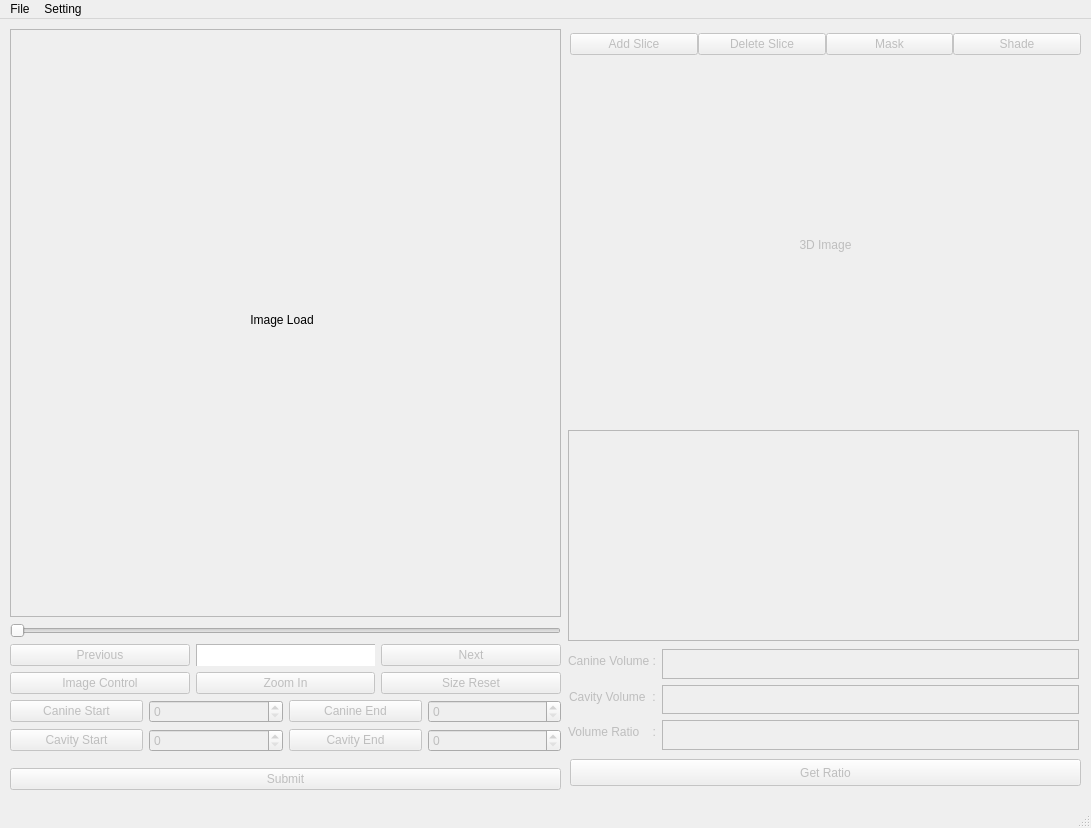
Above: qtui.ui from min-sunnying/teeth_black before the change. Below: the same form after it.
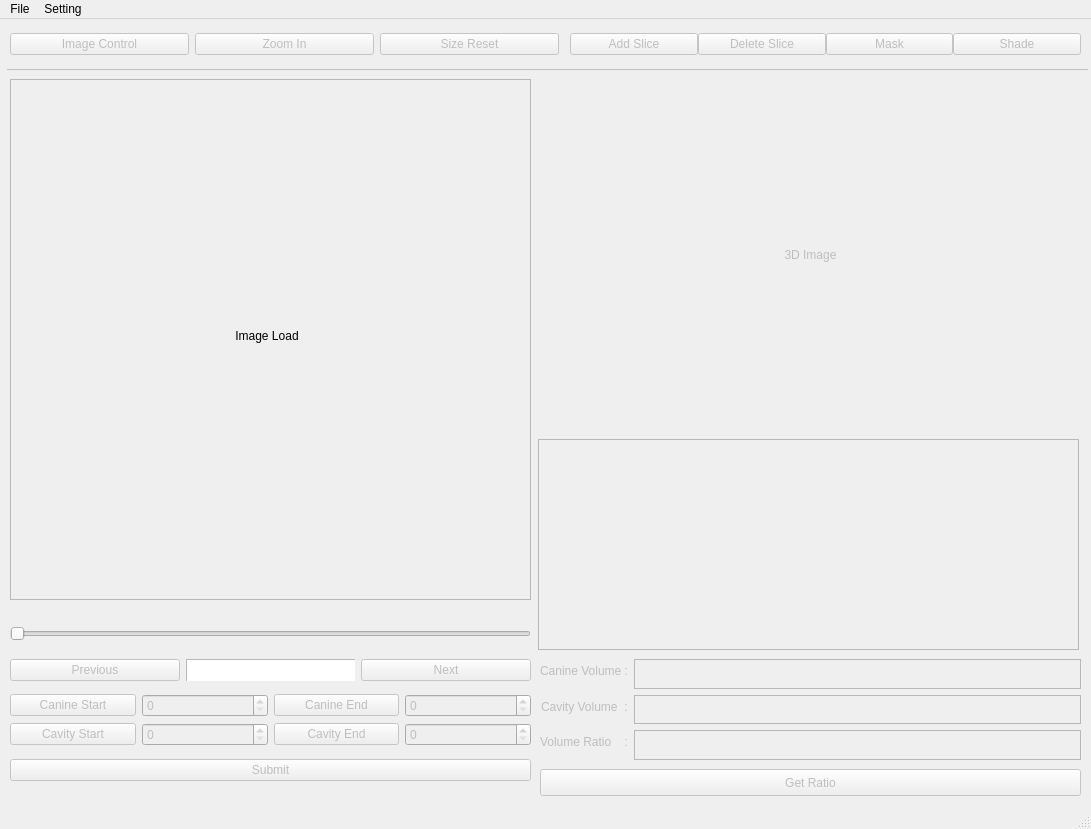
That is the form after the change.

Patch:
```diff
--- a/qtui.ui
+++ b/qtui.ui
@@ -7,7 +7,7 @@
     <x>0</x>
     <y>0</y>
     <width>1091</width>
-    <height>828</height>
+    <height>829</height>
    </rect>
   </property>
   <property name="windowTitle">
@@ -18,76 +18,12 @@
     <property name="geometry">
      <rect>
       <x>10</x>
-      <y>10</y>
-      <width>551</width>
-      <height>761</height>
+      <y>600</y>
+      <width>521</width>
+      <height>171</height>
      </rect>
     </property>
     <layout class="QVBoxLayout" name="verticalLayout">
-     <item>
-      <widget class="QScrollArea" name="scrollArea">
-       <property name="widgetResizable">
-        <bool>false</bool>
-       </property>
-       <property name="alignment">
-        <set>Qt::AlignCenter</set>
-       </property>
-       <widget class="QWidget" name="scrollAreaWidgetContents">
-        <property name="geometry">
-         <rect>
-          <x>14</x>
-          <y>14</y>
-          <width>519</width>
-          <height>519</height>
-         </rect>
-        </property>
-        <widget class="QLabel" name="image">
-         <property name="geometry">
-          <rect>
-           <x>0</x>
-           <y>0</y>
-           <width>512</width>
-           <height>512</height>
-          </rect>
-         </property>
-         <property name="mouseTracking">
-          <bool>true</bool>
-         </property>
-         <property name="text">
-          <string/>
-         </property>
-         <property name="scaledContents">
-          <bool>false</bool>
-         </property>
-         <property name="alignment">
-          <set>Qt::AlignCenter</set>
-         </property>
-        </widget>
-        <widget class="QLabel" name="transparent">
-         <property name="geometry">
-          <rect>
-           <x>0</x>
-           <y>0</y>
-           <width>512</width>
-           <height>512</height>
-          </rect>
-         </property>
-         <property name="mouseTracking">
-          <bool>true</bool>
-         </property>
-         <property name="text">
-          <string>Image Load</string>
-         </property>
-         <property name="scaledContents">
-          <bool>false</bool>
-         </property>
-         <property name="alignment">
-          <set>Qt::AlignCenter</set>
-         </property>
-        </widget>
-       </widget>
-      </widget>
-     </item>
      <item>
       <widget class="QSlider" name="slider">
        <property name="enabled">
@@ -98,6 +34,22 @@
        </property>
       </widget>
      </item>
+     <item>
+      <spacer name="verticalSpacer_2">
+       <property name="orientation">
+        <enum>Qt::Vertical</enum>
+       </property>
+       <property name="sizeType">
+        <enum>QSizePolicy::Fixed</enum>
+       </property>
+       <property name="sizeHint" stdset="0">
+        <size>
+         <width>20</width>
+         <height>5</height>
+        </size>
+       </property>
+      </spacer>
+     </item>
      <item>
       <layout class="QHBoxLayout" name="horizontalLayout">
        <item>
@@ -142,40 +94,6 @@
        </item>
       </layout>
      </item>
-     <item>
-      <layout class="QHBoxLayout" name="horizontalLayout_2">
-       <item>
-        <widget class="QPushButton" name="image_control">
-         <property name="enabled">
-          <bool>false</bool>
-         </property>
-         <property name="text">
-          <string>Image Control</string>
-         </property>
-        </widget>
-       </item>
-       <item>
-        <widget class="QPushButton" name="zoomin">
-         <property name="enabled">
-          <bool>false</bool>
-         </property>
-         <property name="text">
-          <string>Zoom In</string>
-         </property>
-        </widget>
-       </item>
-       <item>
-        <widget class="QPushButton" name="zoomout">
-         <property name="enabled">
-          <bool>false</bool>
-         </property>
-         <property name="text">
-          <string>Size Reset</string>
-         </property>
-        </widget>
-       </item>
-      </layout>
-     </item>
      <item>
       <layout class="QGridLayout" name="gridLayout_2">
        <item row="1" column="0">
@@ -284,22 +202,6 @@
        </item>
       </layout>
      </item>
-     <item>
-      <spacer name="verticalSpacer">
-       <property name="orientation">
-        <enum>Qt::Vertical</enum>
-       </property>
-       <property name="sizeType">
-        <enum>QSizePolicy::Fixed</enum>
-       </property>
-       <property name="sizeHint" stdset="0">
-        <size>
-         <width>20</width>
-         <height>10</height>
-        </size>
-       </property>
-      </spacer>
-     </item>
      <item>
       <widget class="QPushButton" name="submit">
        <property name="enabled">
@@ -315,9 +217,9 @@
    <widget class="QWidget" name="formLayoutWidget">
     <property name="geometry">
      <rect>
-      <x>568</x>
-      <y>630</y>
-      <width>511</width>
+      <x>540</x>
+      <y>640</y>
+      <width>541</width>
       <height>101</height>
      </rect>
     </property>
@@ -420,9 +322,9 @@
     </property>
     <property name="geometry">
      <rect>
-      <x>570</x>
-      <y>740</y>
-      <width>511</width>
+      <x>540</x>
+      <y>750</y>
+      <width>541</width>
       <height>27</height>
      </rect>
     </property>
@@ -436,9 +338,9 @@
     </property>
     <property name="geometry">
      <rect>
-      <x>568</x>
-      <y>411</y>
-      <width>511</width>
+      <x>538</x>
+      <y>420</y>
+      <width>541</width>
       <height>211</height>
      </rect>
     </property>
@@ -455,9 +357,9 @@
     </property>
     <property name="geometry">
      <rect>
-      <x>570</x>
-      <y>50</y>
-      <width>511</width>
+      <x>540</x>
+      <y>60</y>
+      <width>541</width>
       <height>351</height>
      </rect>
     </property>
@@ -532,6 +434,140 @@
      </item>
     </layout>
    </widget>
+   <widget class="QWidget" name="">
+    <property name="geometry">
+     <rect>
+      <x>10</x>
+      <y>10</y>
+      <width>549</width>
+      <height>31</height>
+     </rect>
+    </property>
+    <layout class="QHBoxLayout" name="horizontalLayout_2">
+     <item>
+      <widget class="QPushButton" name="image_control">
+       <property name="enabled">
+        <bool>false</bool>
+       </property>
+       <property name="text">
+        <string>Image Control</string>
+       </property>
+      </widget>
+     </item>
+     <item>
+      <widget class="QPushButton" name="zoomin">
+       <property name="enabled">
+        <bool>false</bool>
+       </property>
+       <property name="text">
+        <string>Zoom In</string>
+       </property>
+      </widget>
+     </item>
+     <item>
+      <widget class="QPushButton" name="zoomout">
+       <property name="enabled">
+        <bool>false</bool>
+       </property>
+       <property name="text">
+        <string>Size Reset</string>
+       </property>
+      </widget>
+     </item>
+    </layout>
+   </widget>
+   <widget class="Line" name="line">
+    <property name="enabled">
+     <bool>false</bool>
+    </property>
+    <property name="geometry">
+     <rect>
+      <x>7</x>
+      <y>40</y>
+      <width>1081</width>
+      <height>20</height>
+     </rect>
+    </property>
+    <property name="frameShadow">
+     <enum>QFrame::Plain</enum>
+    </property>
+    <property name="lineWidth">
+     <number>1</number>
+    </property>
+    <property name="orientation">
+     <enum>Qt::Horizontal</enum>
+    </property>
+   </widget>
+   <widget class="QScrollArea" name="scrollArea">
+    <property name="geometry">
+     <rect>
+      <x>10</x>
+      <y>60</y>
+      <width>521</width>
+      <height>521</height>
+     </rect>
+    </property>
+    <property name="widgetResizable">
+     <bool>false</bool>
+    </property>
+    <property name="alignment">
+     <set>Qt::AlignCenter</set>
+    </property>
+    <widget class="QWidget" name="scrollAreaWidgetContents">
+     <property name="geometry">
+      <rect>
+       <x>0</x>
+       <y>0</y>
+       <width>519</width>
+       <height>519</height>
+      </rect>
+     </property>
+     <widget class="QLabel" name="imageshow">
+      <property name="geometry">
+       <rect>
+        <x>0</x>
+        <y>0</y>
+        <width>512</width>
+        <height>512</height>
+       </rect>
+      </property>
+      <property name="mouseTracking">
+       <bool>true</bool>
+      </property>
+      <property name="text">
+       <string/>
+      </property>
+      <property name="scaledContents">
+       <bool>false</bool>
+      </property>
+      <property name="alignment">
+       <set>Qt::AlignCenter</set>
+      </property>
+     </widget>
+     <widget class="QLabel" name="transparent">
+      <property name="geometry">
+       <rect>
+        <x>0</x>
+        <y>0</y>
+        <width>512</width>
+        <height>512</height>
+       </rect>
+      </property>
+      <property name="mouseTracking">
+       <bool>true</bool>
+      </property>
+      <property name="text">
+       <string>Image Load</string>
+      </property>
+      <property name="scaledContents">
+       <bool>false</bool>
+      </property>
+      <property name="alignment">
+       <set>Qt::AlignCenter</set>
+      </property>
+     </widget>
+    </widget>
+   </widget>
   </widget>
   <widget class="QMenuBar" name="menubar">
    <property name="geometry">
```
Left out of the diff: 16 changed lines with no effect on the pictures.
